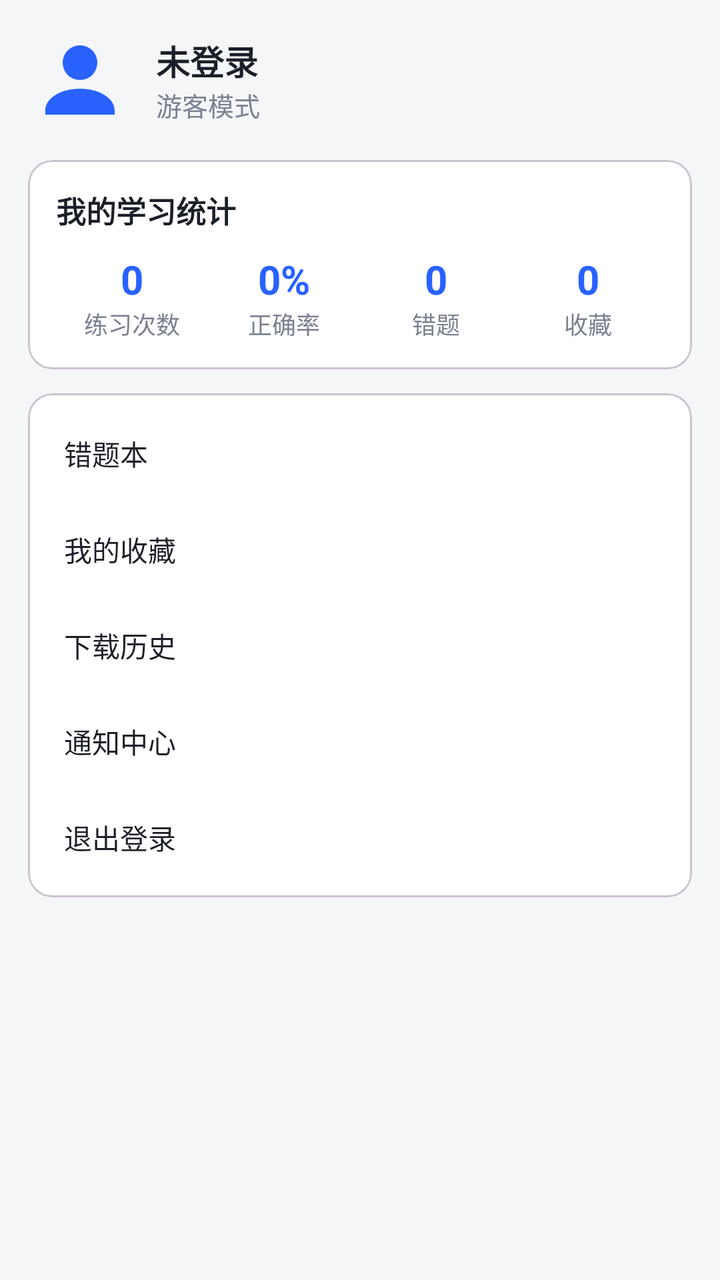
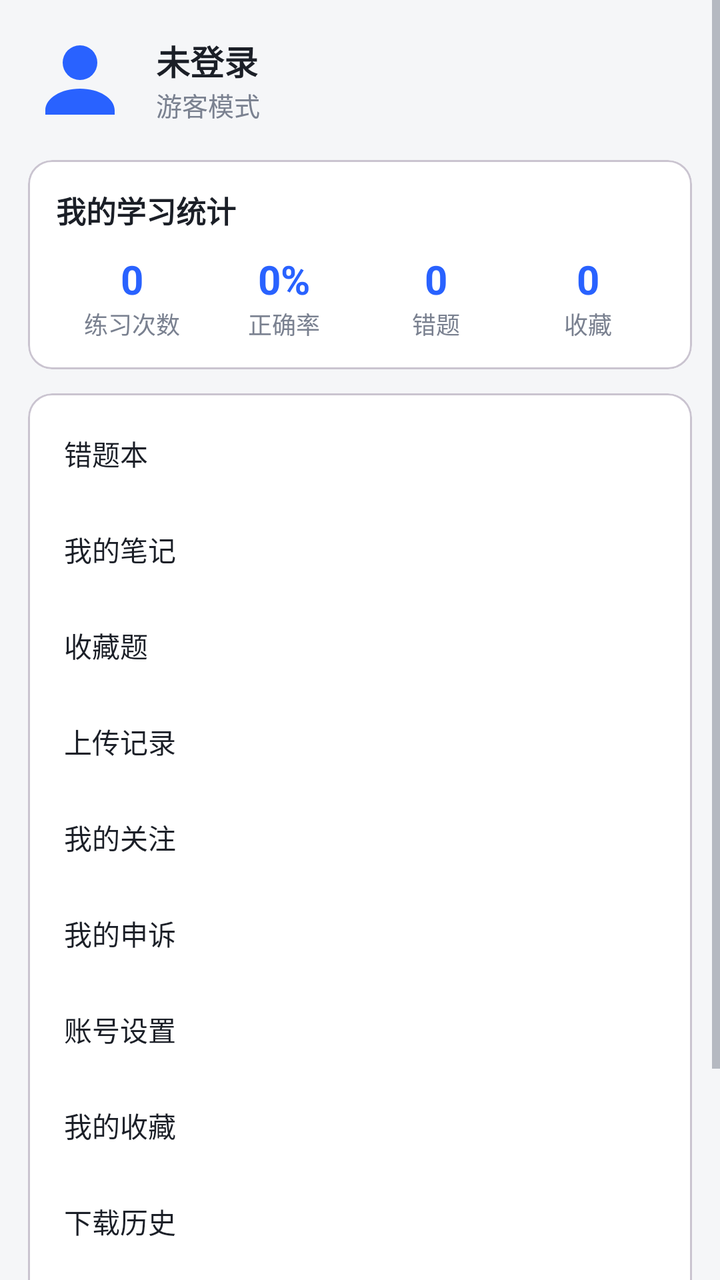

An Android layout rendered at two revisions. The XML below is the earlier revision; the diff shows what the commit changed to produce the second picture.
<!-- AndroidManifest.xml: application theme Theme.ExamPrep -->
<!-- res/layout/fragment_me.xml -->
<?xml version="1.0" encoding="utf-8"?>
<ScrollView xmlns:android="http://schemas.android.com/apk/res/android"
    android:layout_width="match_parent" android:layout_height="match_parent"
    android:fillViewport="true">

    <LinearLayout
        android:layout_width="match_parent" android:layout_height="wrap_content"
        android:orientation="vertical" android:padding="14dp">

        
        <LinearLayout
            android:layout_width="match_parent" android:layout_height="wrap_content"
            android:gravity="center_vertical" android:orientation="horizontal">
            <ImageView
                android:layout_width="52dp" android:layout_height="52dp"
                android:src="@drawable/ic_tab_me" android:contentDescription="头像" />
            <LinearLayout
                android:layout_width="0dp" android:layout_weight="1"
                android:layout_height="wrap_content" android:layout_marginStart="12dp"
                android:orientation="vertical">
                <TextView
                    android:id="@+id/tvNickname"
                    android:layout_width="wrap_content" android:layout_height="wrap_content"
                    android:text="未登录" android:textColor="@color/text_main"
                    android:textSize="17sp" android:textStyle="bold" />
                <TextView
                    android:id="@+id/tvStudentNo"
                    android:layout_width="wrap_content" android:layout_height="wrap_content"
                    android:text="游客模式" android:textColor="@color/text_sub" android:textSize="13sp" />
            </LinearLayout>
        </LinearLayout>

        
        <com.google.android.material.card.MaterialCardView
            android:layout_width="match_parent" android:layout_height="wrap_content"
            android:layout_marginTop="14dp">
            <LinearLayout
                android:layout_width="match_parent" android:layout_height="wrap_content"
                android:orientation="vertical" android:padding="14dp">
                <TextView style="@style/CardTitle" android:text="我的学习统计" />
                <LinearLayout
                    android:layout_width="match_parent" android:layout_height="wrap_content"
                    android:layout_marginTop="10dp" android:orientation="horizontal">
                    <LinearLayout style="@style/StatCol">
                        <TextView android:id="@+id/tvPractice" style="@style/StatNum" android:text="0" />
                        <TextView style="@style/StatLabel" android:text="练习次数" />
                    </LinearLayout>
                    <LinearLayout style="@style/StatCol">
                        <TextView android:id="@+id/tvAccuracy" style="@style/StatNum" android:text="0%" />
                        <TextView style="@style/StatLabel" android:text="正确率" />
                    </LinearLayout>
                    <LinearLayout style="@style/StatCol">
                        <TextView android:id="@+id/tvWrong" style="@style/StatNum" android:text="0" />
                        <TextView style="@style/StatLabel" android:text="错题" />
                    </LinearLayout>
                    <LinearLayout style="@style/StatCol">
                        <TextView android:id="@+id/tvFav" style="@style/StatNum" android:text="0" />
                        <TextView style="@style/StatLabel" android:text="收藏" />
                    </LinearLayout>
                </LinearLayout>
            </LinearLayout>
        </com.google.android.material.card.MaterialCardView>

        
        <com.google.android.material.card.MaterialCardView
            android:layout_width="match_parent" android:layout_height="wrap_content"
            android:layout_marginTop="12dp" android:layout_marginBottom="16dp">
            <LinearLayout
                android:layout_width="match_parent" android:layout_height="wrap_content"
                android:orientation="vertical" android:padding="6dp">

                <TextView android:id="@+id/btnWrongBook" style="@style/MenuItem" android:text="错题本" />
                <TextView android:id="@+id/btnFavorites" style="@style/MenuItem" android:text="我的收藏" />
                <TextView android:id="@+id/btnDownloads" style="@style/MenuItem" android:text="下载历史" />
                <TextView android:id="@+id/btnNotifications" style="@style/MenuItem" android:text="通知中心" />
                <TextView android:id="@+id/btnLogout" style="@style/MenuItem" android:text="退出登录" />
            </LinearLayout>
        </com.google.android.material.card.MaterialCardView>
    </LinearLayout>
</ScrollView>
<!-- resources referenced by this layout -->
<resources>
  <color name="text_main">#1B1F27</color>
  <color name="text_sub">#7A8190</color>
  <!-- drawable ic_tab_me (drawable) -->
  <?xml version="1.0" encoding="utf-8"?>
  <vector xmlns:android="http://schemas.android.com/apk/res/android"
      android:width="24dp" android:height="24dp"
      android:viewportWidth="24" android:viewportHeight="24">
      <path android:fillColor="@color/primary"
          android:pathData="M12,12a4,4 0,1 0,0 -8,4,4 0,0 0,0 8zM12,14c-4.4,0 -8,2.2 -8,5v1h16v-1c0,-2.8 -3.6,-5 -8,-5z" />
  </vector>
  <style name="CardTitle">
          <item name="android:layout_width">wrap_content</item>
          <item name="android:layout_height">wrap_content</item>
          <item name="android:textColor">@color/text_main</item>
          <item name="android:textSize">15sp</item>
          <item name="android:textStyle">bold</item>
      </style>
  <style name="MenuItem">
          <item name="android:layout_width">match_parent</item>
          <item name="android:layout_height">48dp</item>
          <item name="android:gravity">center_vertical</item>
          <item name="android:paddingStart">12dp</item>
          <item name="android:paddingEnd">12dp</item>
          <item name="android:textColor">@color/text_main</item>
          <item name="android:textSize">14sp</item>
          <item name="android:background">?attr/selectableItemBackground</item>
      </style>
  <style name="StatCol">
          <item name="android:layout_width">0dp</item>
          <item name="android:layout_height">wrap_content</item>
          <item name="android:layout_weight">1</item>
          <item name="android:orientation">vertical</item>
          <item name="android:gravity">center</item>
      </style>
  <style name="StatLabel">
          <item name="android:layout_width">wrap_content</item>
          <item name="android:layout_height">wrap_content</item>
          <item name="android:textColor">@color/text_sub</item>
          <item name="android:textSize">12sp</item>
      </style>
  <style name="StatNum">
          <item name="android:layout_width">wrap_content</item>
          <item name="android:layout_height">wrap_content</item>
          <item name="android:textColor">@color/primary</item>
          <item name="android:textSize">20sp</item>
          <item name="android:textStyle">bold</item>
      </style>
  <style name="Theme.ExamPrep" parent="Theme.Material3.DayNight.NoActionBar">
          <item name="colorPrimary">@color/primary</item>
          <item name="colorOnPrimary">#FFFFFF</item>
          <item name="colorPrimaryContainer">@color/chip_bg</item>
          <item name="colorSecondary">@color/accent</item>
          <item name="android:colorBackground">@color/bg</item>
          <item name="colorSurface">@color/card</item>
          <item name="android:statusBarColor">@color/primary</item>
          <item name="android:textColorPrimary">@color/text_main</item>
          <item name="android:textColorSecondary">@color/text_sub</item>
      </style>
  <color name="primary">#2962FF</color>
  <color name="chip_bg">#EEF2FF</color>
  <color name="accent">#00BFA5</color>
  <color name="bg">#F5F6F8</color>
  <color name="card">#FFFFFF</color>
</resources>

<!-- the commit's change to res/layout/fragment_me.xml (unified diff, before → after) -->
@@ -70,6 +70,12 @@
                 android:orientation="vertical" android:padding="6dp">
 
                 <TextView android:id="@+id/btnWrongBook" style="@style/MenuItem" android:text="错题本" />
+                <TextView android:id="@+id/btnNote" style="@style/MenuItem" android:text="我的笔记" />
+                <TextView android:id="@+id/btnFavQuestion" style="@style/MenuItem" android:text="收藏题" />
+                <TextView android:id="@+id/btnUploadRecords" style="@style/MenuItem" android:text="上传记录" />
+                <TextView android:id="@+id/btnFollows" style="@style/MenuItem" android:text="我的关注" />
+                <TextView android:id="@+id/btnAppeals" style="@style/MenuItem" android:text="我的申诉" />
+                <TextView android:id="@+id/btnAccount" style="@style/MenuItem" android:text="账号设置" />
                 <TextView android:id="@+id/btnFavorites" style="@style/MenuItem" android:text="我的收藏" />
                 <TextView android:id="@+id/btnDownloads" style="@style/MenuItem" android:text="下载历史" />
                 <TextView android:id="@+id/btnNotifications" style="@style/MenuItem" android:text="通知中心" />
